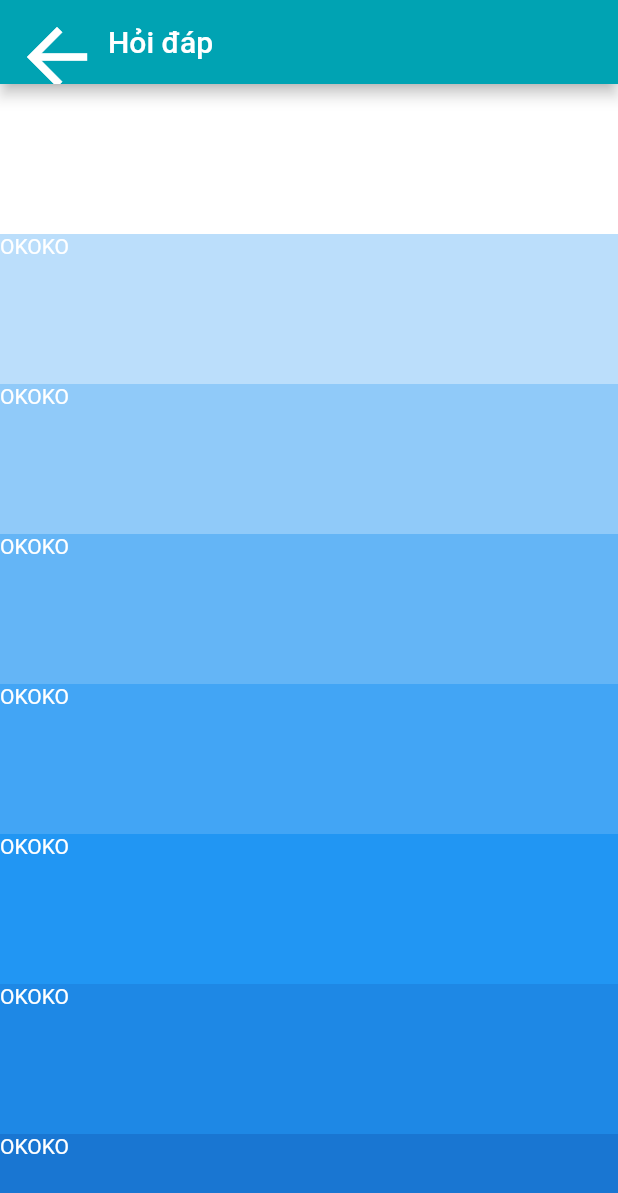
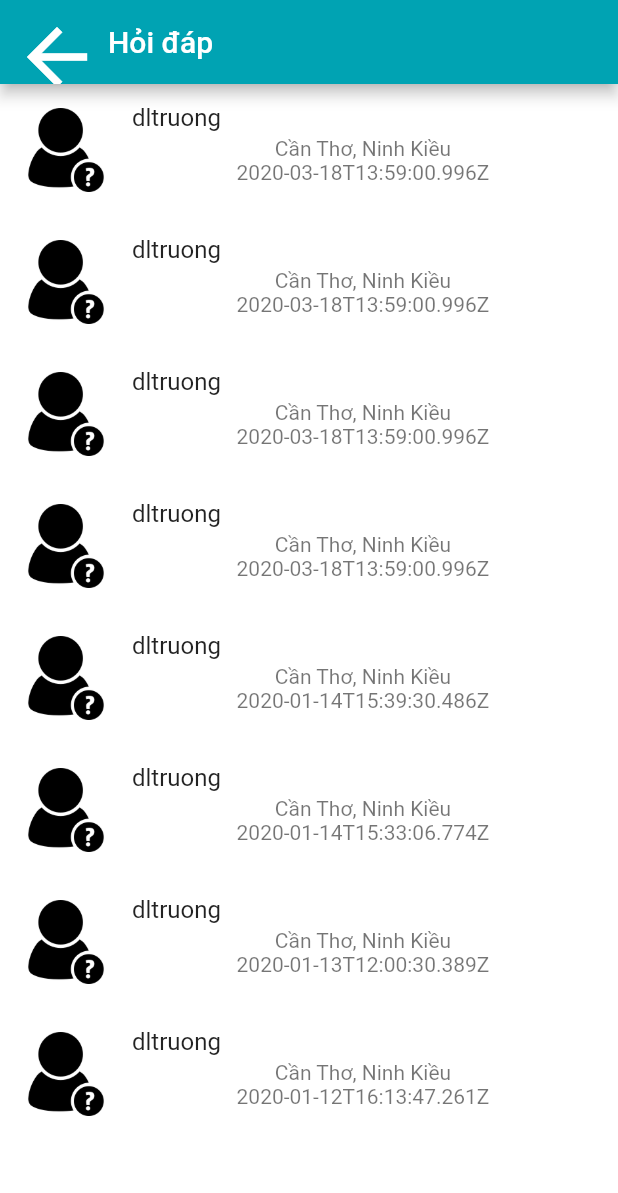
Before and after one commit to dltruongc/Flutter_shrimp, a Flutter app: the NewFeedPage screen opened directly, on a phone screen of 412 x 824 dp. Shown: the top 1193 px of the screen. Run offline on Flutter 3.47's test engine with Material 2 defaults, Android fonts, the phone set to English and light mode, and no system bars; our stand-ins replace audioplayers, font_awesome_flutter, location, sleek_circular_slider.

Commit message:
newfeeds model

```diff
--- /dev/null
+++ b/lib/models/Account.dart
@@ -0,0 +1,118 @@
+import '../models/Role.dart';
+import 'Farmer.dart';
+import 'Researcher.dart';
+import 'Retailer.dart';
+
+class Account {
+  String id;
+  String username;
+  bool isMale;
+  DateTime birth;
+  String profilePhoto;
+  String coverPhoto;
+  Role role;
+  String phone;
+  String fullName;
+  String address;
+  DateTime createdAt;
+  DateTime updatedAt;
+  String story;
+  final String _password;
+  Retailer retailer;
+  Farmer farmer;
+  Researcher researcher;
+  // FIXME: auth token
+  //token: { type: String },
+  //expiredToken: Date,
+  //salt: String
+
+  Account({
+    id,
+    username,
+    bool isMale,
+    birth,
+    role,
+    phone,
+    fullName,
+    address,
+    createdAt,
+    String profilePhoto,
+    updatedAt,
+    password,
+    story,
+    this.retailer,
+    this.farmer,
+    this.researcher,
+  })  : id = id,
+        username = username,
+        birth = birth,
+        role = Role(role),
+        phone = phone,
+        fullName = fullName,
+        address = address,
+        updatedAt = updatedAt,
+        createdAt = createdAt,
+        isMale = isMale,
+        story = story,
+        _password = password ?? null,
+        profilePhoto = profilePhoto;
+
+  Account.fromJson(Map<String, dynamic> parsedJson)
+      : this.id = parsedJson['_id'],
+        this.username = parsedJson['accountUserName'],
+        this.isMale = parsedJson['isMale'],
+        this.birth = DateTime.tryParse(parsedJson['birth'] ?? ''),
+        this._password = null,
+        this.role = Role.fromInt(parsedJson['roleId']),
+        this.createdAt = DateTime.tryParse(parsedJson["createdAt"]),
+        this.updatedAt = DateTime.tryParse(parsedJson["updatedAt"]) {
+    String role = Role.fromInt(parsedJson['roleId']).toString();
+
+    if (parsedJson[role] != null) {
+      this.fullName = parsedJson[role]['${role}Fullname'] ??
+          parsedJson[role]['${role}Name'];
+      this.profilePhoto = parsedJson['profilePhoto'];
+      this.phone = parsedJson[role]['${role}PhoneNumber'];
+      this.address = parsedJson[role]['${role}Address'];
+      this.story = parsedJson[role]['${role}Story'] ?? null;
+    } else {
+      this.fullName = 'Chưa có tên';
+      this.phone = 'Không có số liên lạc';
+      this.address = 'Không có địa chỉ';
+      this.story = 'Chưa có câu chuyện';
+    }
+    this.retailer = parsedJson['retailer'] != null
+        ? Retailer.fromJson(parsedJson['retailer'])
+        : null;
+    this.farmer = parsedJson['farmer'] != null
+        ? Farmer.fromJson(parsedJson['farmer'])
+        : null;
+    this.researcher = parsedJson['researcher'] != null
+        ? Researcher.fromJson(parsedJson['researcher'])
+        : null;
+  }
+
+  Map<String, dynamic> toMap() {
+    return <String, dynamic>{
+      'accountUserName': username,
+      'accountPassword': password,
+      'createdAt': createdAt,
+      'updatedAt': updatedAt,
+      'isMale': isMale,
+      'birth': birth,
+      'roleId': role.toInt(),
+      'retailer': retailer != null ? retailer.toMap() : null,
+      'farmer': farmer != null ? farmer.toMap() : null,
+      'researcher': researcher != null ? researcher.toMap() : null,
+    };
+  }
+
+  String get shortName {
+    List spl = fullName.split(' ');
+    String x =
+        spl.sublist(0, spl.length - 1).map((x) => x[0]).join('').toString();
+    return x + spl.last;
+  }
+
+  String get password => _password;
+}
--- a/lib/models/Comment.dart
+++ b/lib/models/Comment.dart
@@ -33,8 +33,8 @@ class Comment {
 
   Comment.fromJson(Map<String, dynamic> parsedJson) {
     commentsId = parsedJson['_id'];
-    createdAt = parsedJson['createdAt'];
-    updatedAt = parsedJson['updatedAt'];
+    createdAt = DateTime.tryParse(parsedJson["createdAt"]);
+    updatedAt = DateTime.tryParse(parsedJson["updatedAt"]);
     postId = parsedJson['postId'];
     content = parsedJson['commentsContent'];
     profilePhoto = parsedJson['profilePhoto'];
--- /dev/null
+++ b/lib/models/Farmer.dart
@@ -0,0 +1,34 @@
+class Farmer {
+  String farmerFullname;
+  String farmerPhoneNumber;
+  String farmerAddress;
+  String farmerStory;
+  DateTime createdAt;
+  DateTime updatedAt;
+
+  Farmer({
+    this.farmerFullname,
+    this.farmerPhoneNumber,
+    this.farmerAddress,
+    this.farmerStory,
+//    this.createdAt,
+//    this.updatedAt,
+  });
+
+  Farmer.fromJson(Map<String, dynamic> parsedJson)
+      : this.farmerFullname = parsedJson['farmerFullname'],
+        this.farmerPhoneNumber = parsedJson['farmerPhoneNumber'],
+        this.farmerAddress = parsedJson['farmerAddress'],
+        this.farmerStory = parsedJson['farmerStory'];
+//        this.createdAt = DateTime.tryParse(parsedJson["createdAt"]),
+//        this.updatedAt = DateTime.tryParse(parsedJson["updatedAt"]);
+
+  Map<String, dynamic> toMap() => <String, dynamic>{
+        'farmerFullname': farmerFullname,
+        'farmerPhoneNumber': farmerPhoneNumber,
+        'farmerAddress': farmerAddress,
+        'farmerStory': farmerStory,
+//        'createdAt': createdAt,
+//        'updatedAt': updatedAt,
+      };
+}
--- a/lib/models/NewFeed.dart
+++ b/lib/models/NewFeed.dart
@@ -14,8 +14,8 @@ class NewFeed {
   // new update
   String title;
 
-  List<Uint8List> images;
-  List<Uint8List> movies;
+  List images;
+  List movies;
   int views;
   int favorites;
 
@@ -40,12 +40,15 @@ class NewFeed {
         this.movies = movies != null ? movies : [];
 
   NewFeed.fromMap(Map<String, dynamic> parsedJson) {
+    print('UPDATE: ${parsedJson['updatedAt']}');
     id = parsedJson['_id'];
     accountId = parsedJson['accountId'];
     newFeedContent = parsedJson['newfeedContent'];
     newFeedLocation = parsedJson['newfeedLocation'];
-    createdAt = DateTime.parse(parsedJson['createdAt']);
-    updatedAt = DateTime.parse(parsedJson['updatedAt']);
+    createdAt = DateTime.tryParse(parsedJson["createdAt"]);
+    updatedAt = parsedJson["updatedAt"] != null
+        ? DateTime.tryParse(parsedJson["updatedAt"])
+        : null;
     title = parsedJson['title'];
     images = parsedJson['images'];
     movies = parsedJson['movies'];
--- /dev/null
+++ b/lib/models/Researcher.dart
@@ -0,0 +1,9 @@
+class Researcher {
+  Map<String, dynamic> toMap() {
+    return null;
+  }
+
+  Researcher.fromJson(Map<String, dynamic> parsedJson);
+
+  Researcher();
+}
--- /dev/null
+++ b/lib/models/Retailer.dart
@@ -0,0 +1,42 @@
+class Retailer {
+  String retailerName;
+  String retailerAddress;
+  String retailerEmail;
+  String retailerWebsite;
+  String retailerPhoneNumber;
+  String cityName;
+//  DateTime createdAt;
+//  DateTime updatedAt;
+
+  Retailer({
+    this.retailerName,
+    this.retailerAddress,
+    this.retailerEmail,
+    this.retailerWebsite,
+    this.retailerPhoneNumber,
+    this.cityName,
+//    this.createdAt,
+//    this.updatedAt,
+  });
+
+  Map<String, dynamic> toMap() => <String, dynamic>{
+        'retailerName': retailerName,
+        'retailerAddress': retailerAddress,
+        'retailerEmail': retailerEmail,
+        'retailerWebsite': retailerWebsite,
+        'retailerPhoneNumber': retailerPhoneNumber,
+        'cityName': cityName,
+//        'createdAt': createdAt,
+//        'updatedAt': updatedAt,
+      };
+
+  Retailer.fromJson(Map<String, dynamic> parsedJson)
+      : retailerName = parsedJson['retailerName'],
+        retailerAddress = parsedJson['retailerAddress'],
+        retailerEmail = parsedJson['retailerEmail'],
+        retailerWebsite = parsedJson['retailerWebsite'],
+        retailerPhoneNumber = parsedJson['retailerPhoneNumber'],
+        cityName = parsedJson['cityName'];
+//        createdAt = DateTime.tryParse(parsedJson["createdAt"]),
+//        updatedAt = DateTime.tryParse(parsedJson["updatedAt"]);
+}
--- /dev/null
+++ b/lib/models/Role.dart
@@ -0,0 +1,64 @@
+enum RoleTypes {
+  farmer,
+  retailer,
+  researcher,
+  administrator,
+}
+
+String toVietnam(RoleTypes role) {
+  switch (role) {
+    case (RoleTypes.farmer):
+      return 'Nông dân';
+    case (RoleTypes.retailer):
+      return 'Đại lí';
+    case (RoleTypes.researcher):
+      return 'Nghiên cứu viên';
+    case (RoleTypes.administrator):
+      return 'Quản trị';
+    default:
+      return 'Nông dân';
+  }
+}
+
+class Role {
+  RoleTypes type;
+
+  Role(RoleTypes type) : type = type;
+
+  Role.fromInt(int id) {
+    switch (id) {
+      case (2):
+        type = RoleTypes.retailer;
+        break;
+      case (3):
+        this.type = RoleTypes.researcher;
+        break;
+      case (4):
+        this.type = RoleTypes.administrator;
+        break;
+      default:
+        this.type = RoleTypes.farmer;
+    }
+  }
+
+  @override
+  String toString() {
+    final role = type.toString();
+    return role.substring(role.indexOf('.') + 1);
+  }
+
+  int toInt() {
+    switch (type) {
+      case (RoleTypes.farmer):
+        return 1;
+      case (RoleTypes.retailer):
+        return 2;
+      case (RoleTypes.researcher):
+        return 3;
+      case (RoleTypes.administrator):
+        return 4;
+      default:
+        return 1;
+    }
+  }
+}
--- a/lib/models/ShrimpType.dart
+++ b/lib/models/ShrimpType.dart
@@ -16,12 +16,8 @@ class ShrimpType {
   ShrimpType.fromMap(Map<String, dynamic> map)
       : id = map['_id'],
         shrimpTypeName = map['shrimpTypeName'],
-        shrimpTypeDescription = map['shrimpTypeDescription'] ?? '' {
-    if (map["createdAt"] != "" && map["createdAt"] != null) {
-      createdAt = map["createdAt"];
-    }
-    if (map["updatedAt"] != "" && map["updatedAt"] != null) {
-      updatedAt = map["updatedAt"];
-    }
+        shrimpTypeDescription = map['shrimpTypeDescription'] {
+    createdAt = DateTime.tryParse(map["createdAt"]);
+    updatedAt = DateTime.tryParse(map["updatedAt"]);
   }
 }
--- a/lib/screens/newfeed_page.dart
+++ b/lib/screens/newfeed_page.dart
@@ -1,10 +1,12 @@
 import 'package:flutter/material.dart';
+import 'package:shrimpapp/models/Account.dart';
 import 'package:shrimpapp/models/NewFeed.dart';
 
 final List<NewFeed> newfeeds = [
   NewFeed.fromMap({
     "createdAt": "2020-03-18T13:59:00.996Z",
     "images": [],
+    "updatedAt": "2020-03-18T13:59:00.996Z",
     "movies": [],
     "views": 0,
     "favorites": 0,
@@ -19,6 +21,7 @@ final List<NewFeed> newfeeds = [
     "images": [],
     "movies": [],
     "views": 0,
+    "updatedAt": "2020-03-18T13:59:00.996Z",
     "favorites": 0,
     "_id": "5e722a15d684b2542460e050",
     "accountId": "5e71f11bfbb5942d4031b0c0",
@@ -28,6 +31,7 @@ final List<NewFeed> newfeeds = [
   }),
   NewFeed.fromMap({
     "createdAt": "2020-03-18T13:59:00.996Z",
+    "updatedAt": "2020-03-18T13:59:00.996Z",
     "images": [],
     "movies": [],
     "views": 0,
@@ -40,6 +44,7 @@ final List<NewFeed> newfeeds = [
   }),
   NewFeed.fromMap({
     "createdAt": "2020-03-18T13:59:00.996Z",
+    "updatedAt": "2020-03-18T13:59:00.996Z",
     "images": [],
     "movies": [],
     "views": 0,
@@ -52,6 +57,7 @@ final List<NewFeed> newfeeds = [
   }),
   NewFeed.fromMap({
     "createdAt": "2020-01-14T15:39:30.486Z",
+    "updatedAt": "2020-01-14T15:39:30.486Z",
     "images": [],
     "movies": [],
     "views": 0,
@@ -65,6 +71,7 @@ final List<NewFeed> newfeeds = [
   }),
   NewFeed.fromMap({
     "createdAt": "2020-01-14T15:33:06.774Z",
+    "updatedAt": "2020-01-14T15:33:06.774Z",
     "images": [],
     "movies": [],
     "views": 0,
@@ -78,6 +85,7 @@ final List<NewFeed> newfeeds = [
   }),
   NewFeed.fromMap({
     "createdAt": "2020-01-13T12:00:30.389Z",
+    "updatedAt": "2020-01-13T12:00:30.389Z",
     "images": [],
     "movies": [],
     "views": 0,
@@ -91,6 +99,7 @@ final List<NewFeed> newfeeds = [
   }),
   NewFeed.fromMap({
     "createdAt": "2020-01-12T16:13:47.261Z",
+    "updatedAt": "2020-01-12T16:13:47.261Z",
     "images": [],
     "movies": [],
     "views": 0,
@@ -104,12 +113,12 @@ final List<NewFeed> newfeeds = [
   }),
   NewFeed.fromMap({
     "createdAt": "2020-01-11T13:05:24.070Z",
+    "updatedAt": "2020-01-11T13:05:24.070Z",
     "images": ["/public/images/received_694254294435388.jpeg"],
     "movies": [],
     "views": 0,
     "favorites": 0,
     "_id": "5e19c8156df05ba8b30e8d6a",
-    "newfeedId": null,
     "accountId": "5dc801d6e01a84c693e6428b",
     "newfeedContent": "rweewrr",
     "newfeedLocation": "949, Santa Clara County, California",
@@ -117,6 +126,30 @@ final List<NewFeed> newfeeds = [
     "title": "rfrktgmrothytiouehjy"
   })
 ];
+
+final Account owner = Account.fromJson({
+  "createdAt": "2020-01-12T18:50:20.883Z",
+  "updatedAt": "2020-01-12T18:50:20.883Z",
+  "farmer": {
+    "farmerFullname": "Đỗ Lam Trường",
+    "farmerPhoneNumber": "0964818307",
+    "farmerAddress": "Cần Thơ, Ninh Kiều",
+    "farmerStory": "nói gì ai biết đâu à kệ nó đi",
+    "accountId": null,
+    "_id": "5e748f27f5dbc86ace86e9df",
+    "farmerProfilePhoto": "/public/images/received_694254294435388.jpeg",
+    "farmerPhoto": null,
+    "createdAt": "2020-01-12T18:50:20.883Z",
+    "updatedAt": null
+  },
+  "retailer": null,
+  "researcher": null,
+  "_id": "5e1b6a6f6df05ba8b30ea62a",
+  "accountUserName": "dltruong",
+  "isMale": null,
+  "birth": null,
+  "roleId": 1
+});
 
 class NewFeedPage extends StatelessWidget {
   @override
@@ -128,12 +161,42 @@ class NewFeedPage extends StatelessWidget {
       body: ListView.builder(
           itemCount: 8,
           itemBuilder: (BuildContext context, int index) {
-            return Container(
-              color: Colors.blue[index * 100],
-              child: Text('OKOKO'),
-              height: 100,
+            return NewFeedItem(
+              newFeed: newfeeds[index],
+              owner: owner,
             );
           }),
     );
   }
 }
+
+class NewFeedItem extends StatelessWidget {
+  final NewFeed newFeed;
+  final Account owner;
+
+  NewFeedItem({Key key, @required this.newFeed, @required this.owner})
+      : super(key: key);
+
+  @override
+  Widget build(BuildContext context) {
+    return Container(
+      child: Column(
+        children: <Widget>[
+          ListTile(
+            leading: owner.profilePhoto != null
+                ? Image.network(owner.profilePhoto)
+                : Image.asset('images/person.png'),
+            title: Text(owner.username),
+            subtitle: Column(
+              children: <Widget>[
+                Text(owner.address),
+                Text(newFeed.createdAt.toIso8601String())
+              ],
+            ),
+            isThreeLine: true,
+          ),
+        ],
+      ),
+    );
+  }
+}
```
Also changed, not shown: lib/utils/DateFormatter.dart (added).
